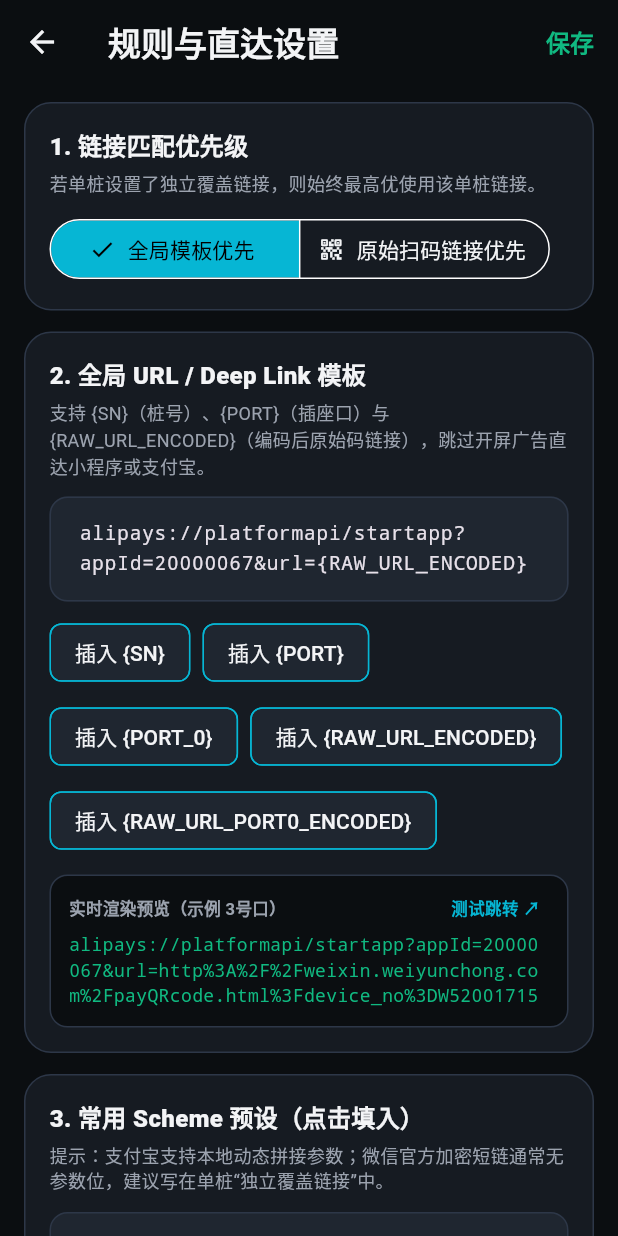
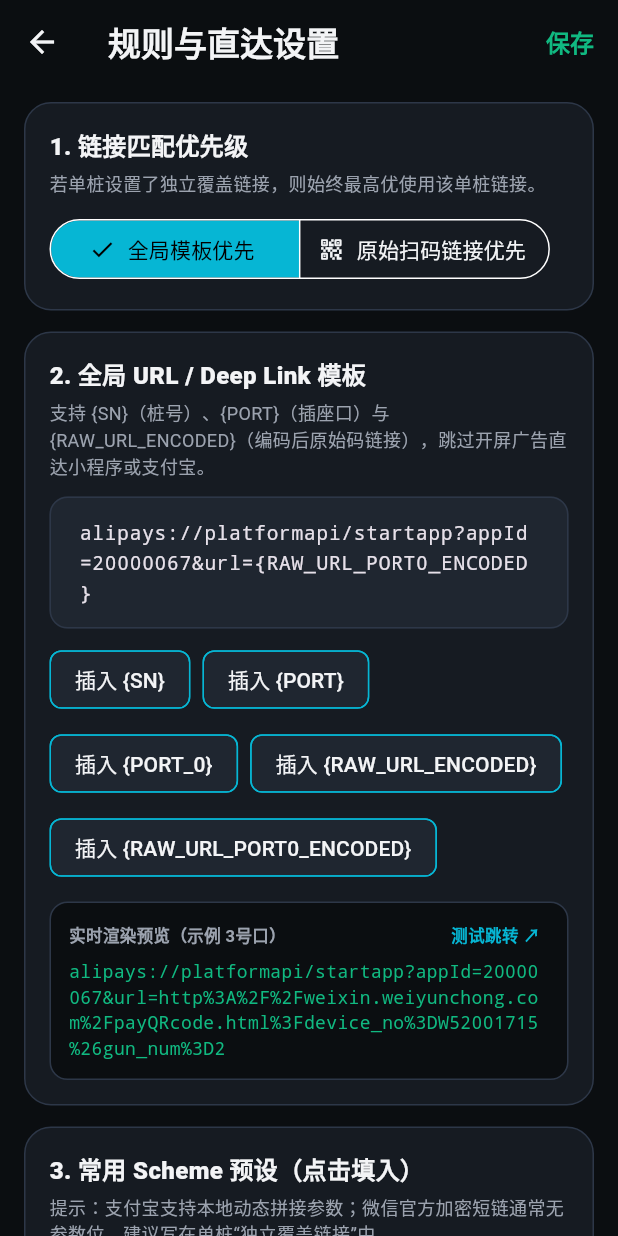
Before and after one commit to feyakit/ZapSlot, a Flutter app: the RuleSettingsScreen screen opened directly, on a phone screen of 412 x 824 dp. Run offline on Flutter 3.47's test engine with Material 3 defaults, Android fonts, the phone set to English and light mode, and no system bars; our stand-ins replace connectivity_plus, flutter_local_notifications, flutter_riverpod, internet_connection_checker_plus, shared_preferences; missing offline and left inert: google_mlkit_text_recognition, mobile_scanner, workmanager; accounts and stored records are empty.

Commit message:
feat: 在线选号直达支付 + 扫到新码自动建桩 (#1)
* feat: online port-direct payment, auto-collect scanned stations

- 默认规则改为带插座号的支付宝直达（{RAW_URL_PORT0_ENCODED}），在线选几号口就直达几号口支付页
- 新增 portIndexBase（0/1 起始）设置，实机核对 gun_num 语义后可一键切换
- 点击直达热路径：30 秒内确认在线则跳过探针；地库伪 Wi-Fi 下自动转为离线排队
- 新增 autoAddScannedStation 设置：扫到未收录桩号自动建桩并置顶，已收录只更新二维码，保留别名/插座号/自定义模板
- 卡片在线文案改为「选号直达支付」，规则页新增两个开关与实时预览联动
- 测试：在线直达不入队、collectScannedStation 新增/更新、portIndexBase、设置 JSON 兼容

* test: default rule now carries port, update templateUsesPort expectation

* fix: probe over HTTPS + network diagnostics sheet, fallback when checker misreports offline

* fix: always fall back to HTTPS probe when checker throws; share diagnostics sheet, reachable from settings

* ci: sign builds with stable test keystore from secrets; diag treats any HTTP status as reachable

---------

Co-authored-by: feyakit <feyakit@users.noreply.github.com>

```diff
--- a/lib/models/app_settings.dart
+++ b/lib/models/app_settings.dart
@@ -31,12 +31,16 @@ class AppSettings {
     this.quickInputPrefix = defaultQuickInputPrefix,
     int defaultPortCount = 10,
     this.autoLaunchInForeground = true,
-  }) : defaultPortCount = defaultPortCount < 1
+    this.autoAddScannedStation = true,
+    int portIndexBase = 0,
+  })  : defaultPortCount = defaultPortCount < 1
             ? 1
-            : (defaultPortCount > 12 ? 12 : defaultPortCount);
+            : (defaultPortCount > 12 ? 12 : defaultPortCount),
+        portIndexBase = portIndexBase == 1 ? 1 : 0;
 
+  /// 默认在线直达：保留原二维码全部参数，并附上选中的插座号（gun_num）直达支付页。
   static const String defaultGlobalTemplate =
-      'alipays://platformapi/startapp?appId=20000067&url={RAW_URL_ENCODED}';
+      'alipays://platformapi/startapp?appId=20000067&url={RAW_URL_PORT0_ENCODED}';
   static const String defaultFallbackRawUrlTemplate =
       'http://weixin.weiyunchong.com/payQRcode.html?device_no={SN}';
   static const String defaultSerialRegex = r'W\d{8}';
@@ -44,17 +48,17 @@ class AppSettings {
 
   static const List<UrlRulePreset> presets = [
     UrlRulePreset(
-      name: '通用原始码 · 支付宝直达（默认，最稳妥）',
-      description: '完整保留原二维码所有参数（含签名/门店参数）并交由支付宝内置浏览器打开，进入选口页查看实时空闲插座',
+      name: '微云充 · 在线选号直达支付（默认）',
+      description: '保留原二维码全部参数（含签名/门店参数）并附加 gun_num，选几号口就直达几号口的支付页',
       template:
-          'alipays://platformapi/startapp?appId=20000067&url={RAW_URL_ENCODED}',
+          'alipays://platformapi/startapp?appId=20000067&url={RAW_URL_PORT0_ENCODED}',
       recommendedMode: UrlRuleMode.globalTemplate,
     ),
     UrlRulePreset(
-      name: '微云充 · 原码保留参数 + 传插座号直达支付页',
-      description: '在保留原二维码全部参数的基础上附加 gun_num={PORT_0}（0起始索引），跳过选口页直达支付页',
+      name: '通用原始码 · 支付宝直达（进选口页）',
+      description: '完整保留原二维码所有参数并交由支付宝内置浏览器打开，进入选口页自行选择空闲插座',
       template:
-          'alipays://platformapi/startapp?appId=20000067&url={RAW_URL_PORT0_ENCODED}',
+          'alipays://platformapi/startapp?appId=20000067&url={RAW_URL_ENCODED}',
       recommendedMode: UrlRuleMode.globalTemplate,
     ),
     UrlRulePreset(
@@ -93,6 +97,12 @@ class AppSettings {
   final int defaultPortCount;
   final bool autoLaunchInForeground;
 
+  /// 扫到未收录的新二维码时是否自动建桩（不再弹确认浮层）。
+  final bool autoAddScannedStation;
+
+  /// 插座号传参基准：0 = gun_num 从 0 开始（1号口传 0），1 = 与服务端 1 起始一致。
+  final int portIndexBase;
+
   AppSettings copyWith({
     UrlRuleMode? ruleMode,
     String? globalUrlTemplate,
@@ -100,6 +110,8 @@ class AppSettings {
     String? quickInputPrefix,
     int? defaultPortCount,
     bool? autoLaunchInForeground,
+    bool? autoAddScannedStation,
+    int? portIndexBase,
   }) {
     final nextPorts = defaultPortCount ?? this.defaultPortCount;
     return AppSettings(
@@ -110,6 +122,9 @@ class AppSettings {
       defaultPortCount: nextPorts.clamp(1, 12),
       autoLaunchInForeground:
           autoLaunchInForeground ?? this.autoLaunchInForeground,
+      autoAddScannedStation:
+          autoAddScannedStation ?? this.autoAddScannedStation,
+      portIndexBase: portIndexBase ?? this.portIndexBase,
     );
   }
 
@@ -121,6 +136,8 @@ class AppSettings {
       'quickInputPrefix': quickInputPrefix,
       'defaultPortCount': defaultPortCount,
       'autoLaunchInForeground': autoLaunchInForeground,
+      'autoAddScannedStation': autoAddScannedStation,
+      'portIndexBase': portIndexBase,
     };
   }
 
@@ -146,6 +163,8 @@ class AppSettings {
               : defaultQuickInputPrefix,
       defaultPortCount: rawPorts.clamp(1, 12),
       autoLaunchInForeground: json['autoLaunchInForeground'] as bool? ?? true,
+      autoAddScannedStation: json['autoAddScannedStation'] as bool? ?? true,
+      portIndexBase: (json['portIndexBase'] as num?)?.toInt() ?? 0,
     );
   }
 }
--- a/lib/screens/rule_settings_screen.dart
+++ b/lib/screens/rule_settings_screen.dart
@@ -6,6 +6,7 @@ import '../models/app_settings.dart';
 import '../providers/app_providers.dart';
 import '../services/url_rule_engine.dart';
 import '../theme/app_theme.dart';
+import '../widgets/network_diagnostics_sheet.dart';
 
 /// URL 重写规则与全局参数设置页
 class RuleSettingsScreen extends ConsumerStatefulWidget {
@@ -22,6 +23,8 @@ class _RuleSettingsScreenState extends ConsumerState<RuleSettingsScreen> {
   late UrlRuleMode _ruleMode;
   late int _defaultPortCount;
   late bool _autoLaunchInForeground;
+  late bool _autoAddScannedStation;
+  late bool _portIndexBaseZero;
 
   @override
   void initState() {
@@ -34,6 +37,8 @@ class _RuleSettingsScreenState extends ConsumerState<RuleSettingsScreen> {
     _ruleMode = settings.ruleMode;
     _defaultPortCount = settings.defaultPortCount;
     _autoLaunchInForeground = settings.autoLaunchInForeground;
+    _autoAddScannedStation = settings.autoAddScannedStation;
+    _portIndexBaseZero = settings.portIndexBase == 0;
   }
 
   @override
@@ -108,6 +113,8 @@ class _RuleSettingsScreenState extends ConsumerState<RuleSettingsScreen> {
           : _prefixController.text.trim().toUpperCase(),
       defaultPortCount: _defaultPortCount,
       autoLaunchInForeground: _autoLaunchInForeground,
+      autoAddScannedStation: _autoAddScannedStation,
+      portIndexBase: _portIndexBaseZero ? 0 : 1,
     );
     await ref.read(settingsProvider.notifier).updateSettings(next);
     if (!mounted) return;
@@ -126,6 +133,7 @@ class _RuleSettingsScreenState extends ConsumerState<RuleSettingsScreen> {
       _templateController.text,
       sampleSn: '${samplePrefix}1715',
       samplePort: 3,
+      portIndexBase: _portIndexBaseZero ? 0 : 1,
     );
     final templateError = _templateController.text.trim().isEmpty
         ? null
@@ -429,6 +437,55 @@ class _RuleSettingsScreenState extends ConsumerState<RuleSettingsScreen> {
                     setState(() => _autoLaunchInForeground = value);
                   },
                 ),
+                SwitchListTile(
+                  value: _autoAddScannedStation,
+                  contentPadding: EdgeInsets.zero,
+                  activeThumbColor: AppColors.emerald,
+                  title: const Text('扫到新码自动添加充电桩'),
+                  subtitle: const Text(
+                    '扫码或 OCR 识别到未收录的桩号时自动建桩并置顶；已收录的桩只更新二维码，保留别名与自定义链接',
+                    style: TextStyle(fontSize: 12, color: AppColors.textSecondary),
+                  ),
+                  onChanged: (value) {
+                    setState(() => _autoAddScannedStation = value);
+                  },
+                ),
+                SwitchListTile(
+                  value: _portIndexBaseZero,
+                  contentPadding: EdgeInsets.zero,
+                  activeThumbColor: AppColors.emerald,
+                  title: const Text('插座号按 0 起始传参'),
+                  subtitle: const Text(
+                    '1 号插座传 gun_num=0（微云充默认如此）；若目标页高亮的插座号与所选不一致，关掉此项改为 1 起始',
+                    style: TextStyle(fontSize: 12, color: AppColors.textSecondary),
+                  ),
+                  onChanged: (value) {
+                    setState(() => _portIndexBaseZero = value);
+                  },
+                ),
+                const SizedBox(height: 10),
+                OutlinedButton.icon(
+                  style: OutlinedButton.styleFrom(
+                    minimumSize: const Size.fromHeight(48),
+                    side: const BorderSide(color: AppColors.border),
+                    shape: RoundedRectangleBorder(
+                      borderRadius: BorderRadius.circular(12),
+                    ),
+                  ),
+                  onPressed: () => showNetworkDiagnosticsSheet(context),
+                  icon: const Icon(
+                    Icons.wifi_tethering_rounded,
+                    size: 18,
+                    color: AppColors.textSecondary,
+                  ),
+                  label: const Text(
+                    '网络诊断（排查"有信号却提示离线"）',
+                    style: TextStyle(
+                      fontSize: 13,
+                      color: AppColors.textSecondary,
+                    ),
+                  ),
+                ),
               ],
             ),
           ),
--- a/lib/services/url_rule_engine.dart
+++ b/lib/services/url_rule_engine.dart
@@ -107,6 +107,7 @@ class UrlRuleEngine {
         station.serialNumber,
         safePort,
         rawUrl: rawUrl,
+        portIndexBase: settings.portIndexBase,
       );
       final customUri = _parseValidUri(resolvedCustom);
       if (customUri != null) {
@@ -122,6 +123,7 @@ class UrlRuleEngine {
         station.serialNumber,
         safePort,
         rawUrl: rawUrl,
+        portIndexBase: settings.portIndexBase,
       );
       if (resolvedGlobal != null) {
         final globalUri = _parseValidUri(resolvedGlobal);
@@ -137,6 +139,7 @@ class UrlRuleEngine {
         station.serialNumber,
         safePort,
         rawUrl: rawUrl,
+        portIndexBase: settings.portIndexBase,
       );
       final rawUri = _parseValidUri(resolvedRaw);
       if (rawUri != null) {
@@ -150,6 +153,7 @@ class UrlRuleEngine {
         station.serialNumber,
         safePort,
         rawUrl: rawUrl,
+        portIndexBase: settings.portIndexBase,
       );
       return _parseValidUri(fallbackResolved);
     }
@@ -181,6 +185,7 @@ class UrlRuleEngine {
     String sampleSn = 'W52001715',
     int samplePort = 1,
     String? sampleRawUrl,
+    int portIndexBase = 0,
   }) {
     if (template.trim().isEmpty) return '';
     final effectiveRaw = sampleRawUrl ??
@@ -190,6 +195,7 @@ class UrlRuleEngine {
           sampleSn,
           samplePort,
           rawUrl: effectiveRaw,
+          portIndexBase: portIndexBase,
         ) ??
         '';
   }
@@ -199,6 +205,7 @@ class UrlRuleEngine {
     String sn,
     int port, {
     String rawUrl = '',
+    int portIndexBase = 0,
   }) {
     final lower = template.toLowerCase();
     final usesRawUrl = lower.contains('{raw_url}') ||
@@ -211,7 +218,7 @@ class UrlRuleEngine {
 
     final encodedSn = Uri.encodeComponent(sn.trim().toUpperCase());
     final encodedRaw = Uri.encodeComponent(trimmedRaw);
-    final zeroBasedPort = (port - 1).clamp(0, 11).toString();
+    final zeroBasedPort = (port - 1 + portIndexBase).clamp(0, 99).toString();
 
     String encodedRawWithPort0 = '';
     if (lower.contains('{raw_url_port0_encoded}') && trimmedRaw.isNotEmpty) {
--- a/lib/widgets/station_card.dart
+++ b/lib/widgets/station_card.dart
@@ -306,7 +306,9 @@ class _StationCardState extends State<StationCard> {
                 widget.isQueuedHere
                     ? '排队中 (${widget.queuedPort ?? _selectedPort}号口) · 点此更新'
                     : (widget.isOnline
-                        ? '一键唤醒 · $_selectedPort号口'
+                        ? (widget.usesPort
+                            ? '选号直达支付 · $_selectedPort号口'
+                            : '打开充电页 · $_selectedPort号口')
                         : '离线排队 · $_selectedPort号口'),
                 style: const TextStyle(
                   fontSize: 16,
```
Also changed, not shown: lib/providers/app_providers.dart (+36 -0 lines), lib/screens/home_screen.dart (+7 -0 lines), lib/screens/offline_scanner_screen.dart (+51 -0 lines), lib/services/launch_queue_service.dart (+88 -15 lines), lib/services/network_diagnostics.dart (added, +96 -0 lines), lib/widgets/network_diagnostics_sheet.dart (added, +131 -0 lines), 4 other files.
